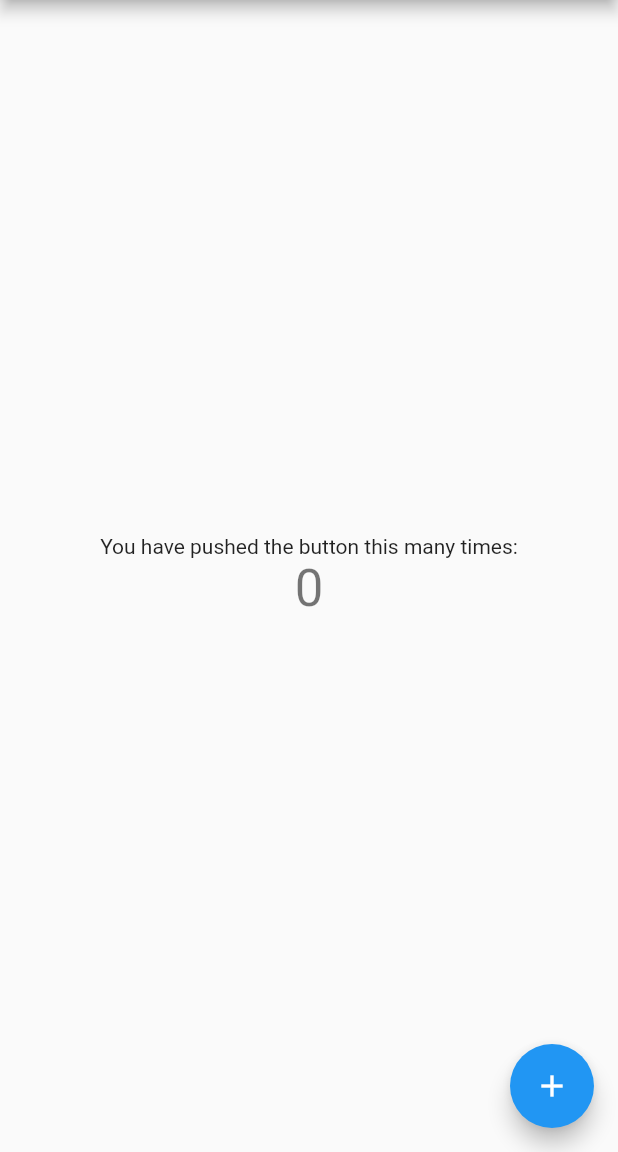
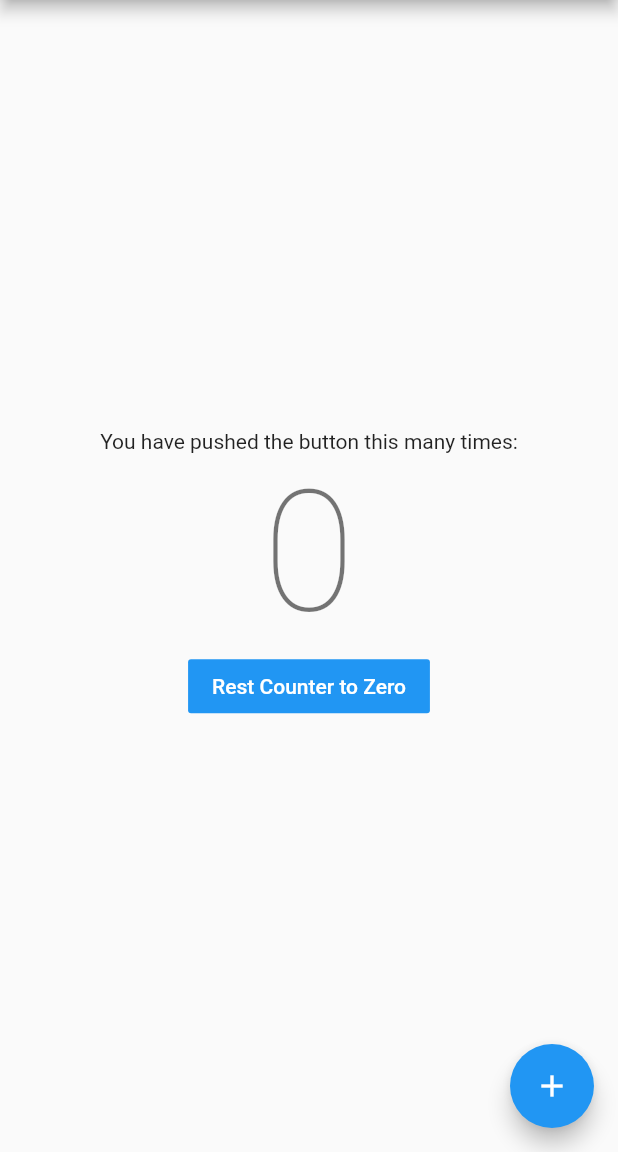
Before and after one commit to mizhon/flutter_tentative, a Flutter app: the screen it shows after launch, on a phone screen of 412 x 824 dp, the part 84-1236 px from its top. Run offline on Flutter 3.47's test engine with Material 2 defaults, Android fonts, the phone set to English and light mode, and no system bars.

Commit message:
添加重置按钮

```diff
--- a/lib/main.dart
+++ b/lib/main.dart
@@ -57,6 +57,13 @@ class _MyHomePageState extends State<MyHomePage> {
     });
   }
 
+  // 复位Counter值为0
+  void _resetCounter() {
+    setState(() {
+      _counter = 0;
+    });
+  }
+
   @override
   Widget build(BuildContext context) {
     // This method is rerun every time setState is called, for instance as done
@@ -96,8 +103,16 @@ class _MyHomePageState extends State<MyHomePage> {
             ),
             Text(
               '$_counter',
-              style: Theme.of(context).textTheme.display1,
+              style: Theme.of(context).textTheme.display4,
             ),
+            FlatButton(
+              color: Colors.blue,
+              textColor: Colors.white,
+              child: Text(
+                "Rest Counter to Zero"
+              ),
+              onPressed: _resetCounter
+            )
           ],
         ),
       ),
```
